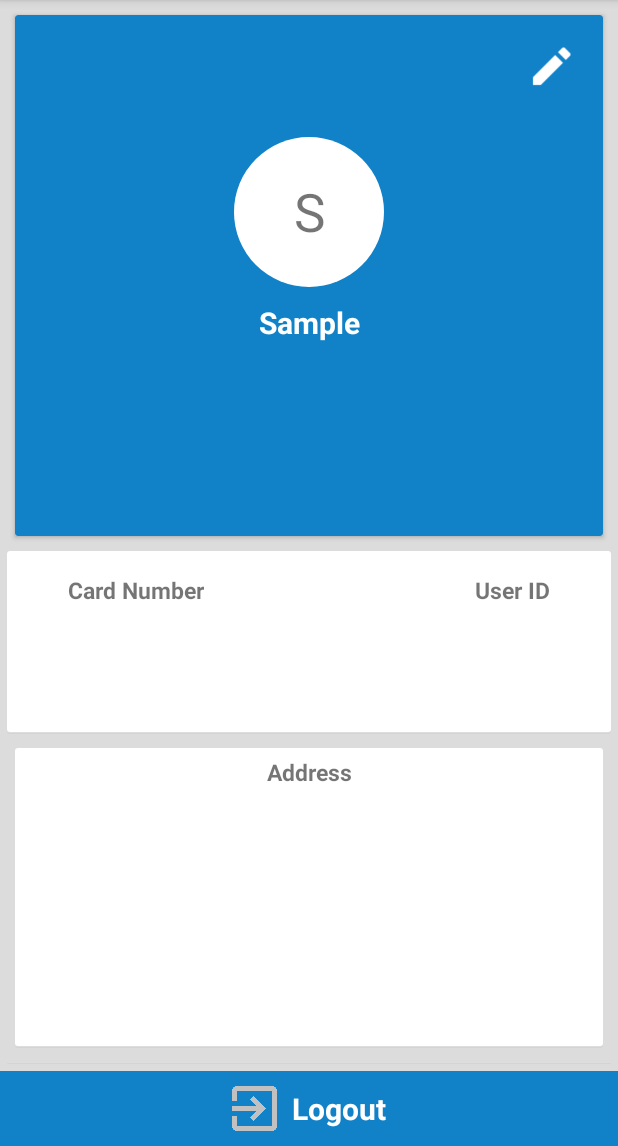
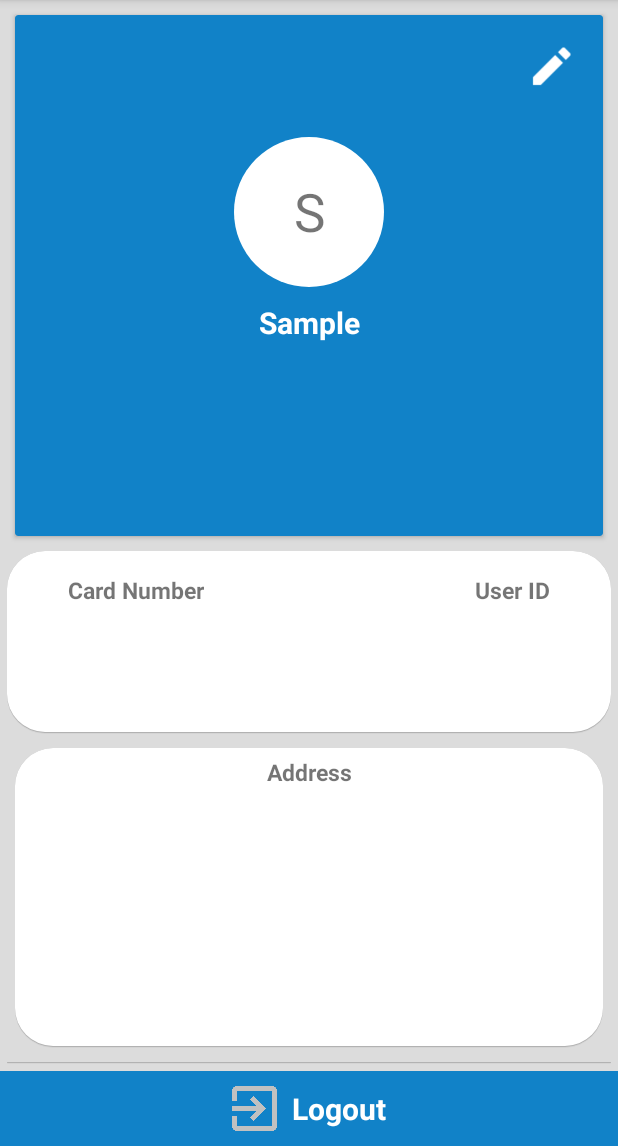
Before and after one commit to Axxxtosh/temp_w, an Android app: the fragment ActiveCableFragment placed in its activity, in the side drawer, after a tap on "Account", on a phone screen of 412 x 824 dp, the part 90-1236 px from its top. Run offline under Robolectric (Android 15) with nearby library versions, the phone set to English and light mode, and no system bars; our stand-ins replace Picasso; libraries missing offline, so code that uses them is left out: com.hookedonplay.decoviewlib, dmax.dialog; network calls fail; pictures from the network do not load; 41 statements that could not run were skipped.

Commit message:
Final Alpha 1.2

```diff
--- a/app/src/main/java/com/example/admin/worldvisioncable/ActiveCableFragment.java
+++ b/app/src/main/java/com/example/admin/worldvisioncable/ActiveCableFragment.java
@@ -213,11 +213,11 @@ public class ActiveCableFragment extends SampleFragment {
 
             decoView.executeReset();
             decoView.addEvent(new DecoEvent.Builder(DecoEvent.EventType.EVENT_SHOW, true)
-                    .setDelay(100)
-                    .setDuration(100)
+                    .setDelay(200)
+                    .setDuration(200)
                     .build());
 
-            decoView.addEvent(new DecoEvent.Builder(wheel).setIndex(mSeries1Index).setDelay(200).build());
+            decoView.addEvent(new DecoEvent.Builder(wheel).setIndex(mSeries1Index).setDelay(100).build());
         }
 
 
--- a/app/src/main/java/com/example/admin/worldvisioncable/HomePageActivity.java
+++ b/app/src/main/java/com/example/admin/worldvisioncable/HomePageActivity.java
@@ -250,6 +250,7 @@ public class HomePageActivity extends AppCompatActivity implements NavigationVie
         else {
 
             if (doubleBackToExitPressedOnce) {
+                finish();
                 super.onBackPressed();
                 return;
             }
--- a/app/src/main/res/drawable/bg_card_offer.xml
+++ b/app/src/main/res/drawable/bg_card_offer.xml
@@ -12,21 +12,21 @@
         <shape>
             <padding android:top="0dp" android:right="0dp" android:bottom="1dp" android:left="0dp" />
             <solid android:color="@color/card_shadow_1" />
-            <corners android:radius="2dp" />
+            <corners android:radius="25dp" />
         </shape>
     </item>
     <item>
         <shape>
             <padding android:top="0dp" android:right="0dp" android:bottom="1dp" android:left="0dp" />
-            <solid android:color="@color/card_shadow_2" />
-            <corners android:radius="2dp" />
+            <solid android:color="@color/white_greyish" />
+            <corners android:radius="25dp" />
         </shape>
     </item>
     <!-- Background -->
     <item>
         <shape >
             <solid android:color="@color/card_background" />
-            <corners android:radius="2dp" />
+            <corners android:radius="25dp" />
         </shape>
     </item>
 
```
Also changed, not shown: app/src/main/res/layout/fragment_active_broadband.xml (+5 -5 lines).
